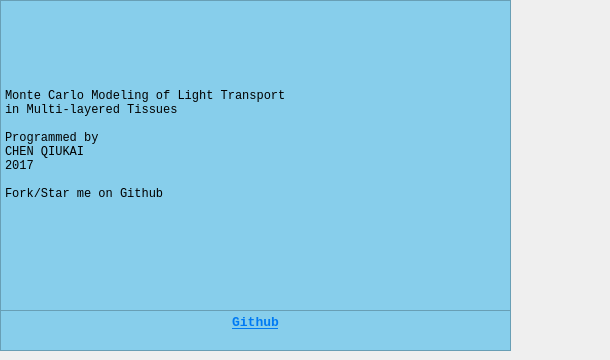
The window that mainwidgets/about.ui (SimonCqk/Photon_Propagation_Simulation) describes before a commit, drawn with Qt 5.
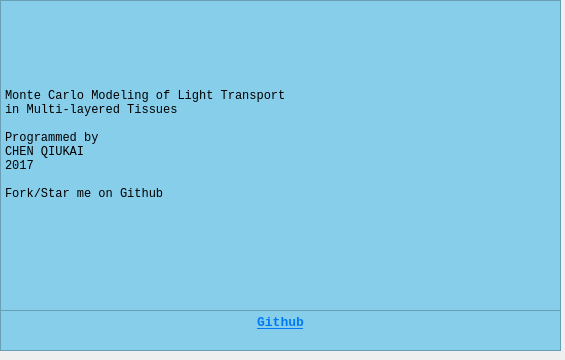
The same window after the commit.

```diff
--- a/mainwidgets/about.ui
+++ b/mainwidgets/about.ui
@@ -6,7 +6,7 @@
    <rect>
     <x>0</x>
     <y>0</y>
-    <width>610</width>
+    <width>565</width>
     <height>360</height>
    </rect>
   </property>
@@ -18,7 +18,7 @@
     <rect>
      <x>0</x>
      <y>310</y>
-     <width>511</width>
+     <width>561</width>
      <height>41</height>
     </rect>
    </property>
@@ -47,7 +47,7 @@
     <rect>
      <x>0</x>
      <y>0</y>
-     <width>511</width>
+     <width>561</width>
      <height>311</height>
     </rect>
    </property>
```
